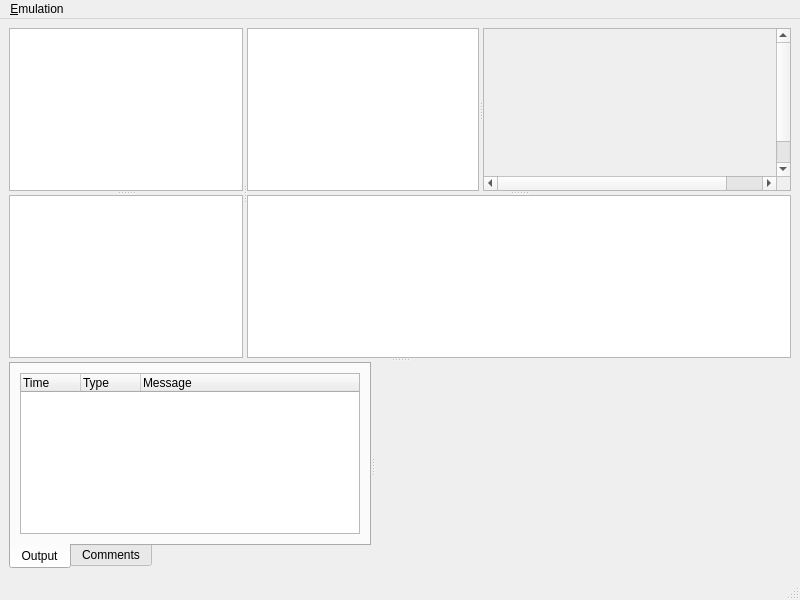
First picture: the form in Sim800/MainFrm.ui, repository banxian/Sim800, before the edit.
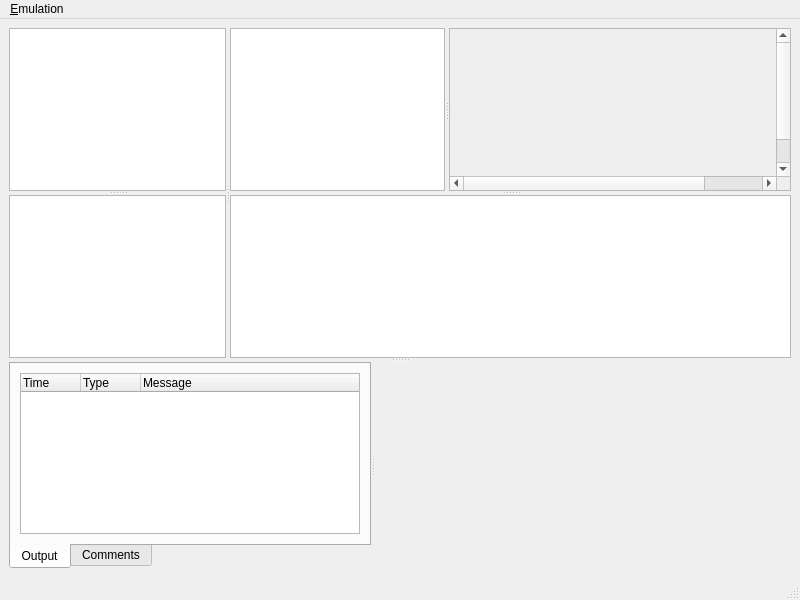
Second picture: the form after the edit. Custom widgets are drawn as their Qt base class.

Diff of the .ui file:
```diff
--- a/Sim800/MainFrm.ui
+++ b/Sim800/MainFrm.ui
@@ -61,8 +61,8 @@
             <rect>
              <x>0</x>
              <y>0</y>
-             <width>338</width>
-             <height>178</height>
+             <width>404</width>
+             <height>182</height>
             </rect>
            </property>
            <layout class="QVBoxLayout" name="verticalLayout">
@@ -70,14 +70,14 @@
              <widget class="QLabel" name="lcdView">
               <property name="minimumSize">
                <size>
-                <width>320</width>
-                <height>160</height>
+                <width>386</width>
+                <height>164</height>
                </size>
               </property>
               <property name="maximumSize">
                <size>
-                <width>320</width>
-                <height>160</height>
+                <width>386</width>
+                <height>164</height>
                </size>
               </property>
              </widget>
```
